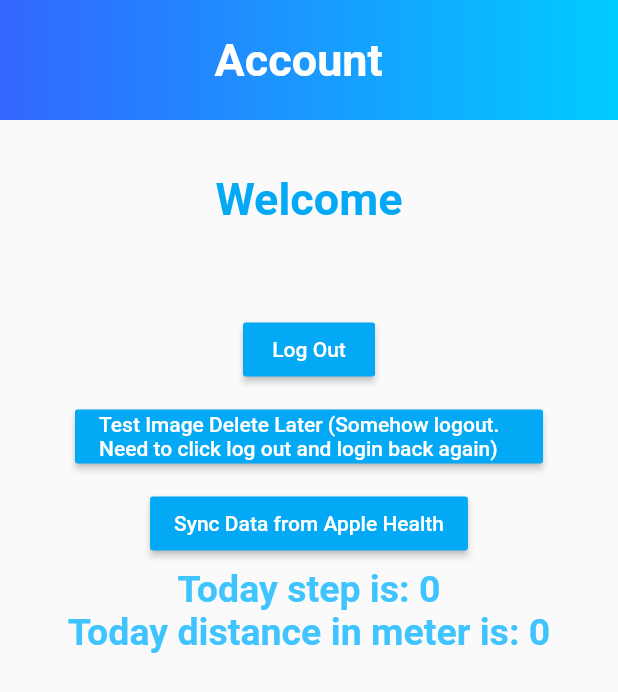
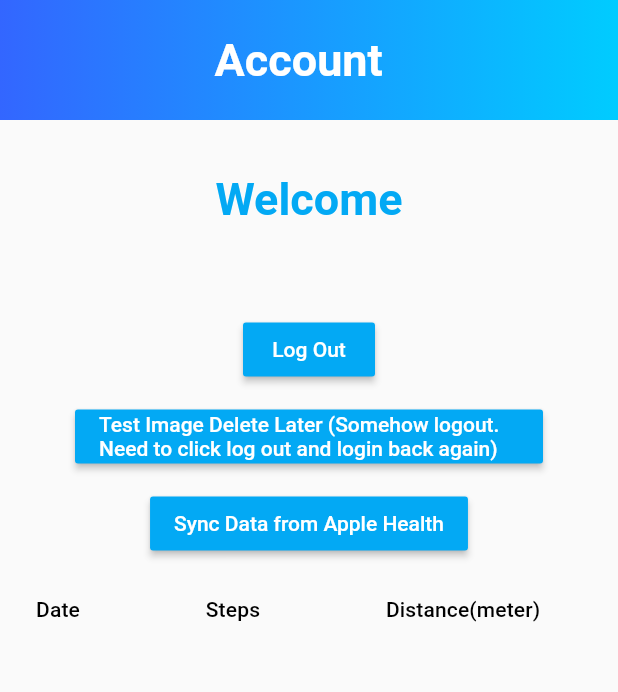
Before and after one commit to DiedInGraz/6234, a Flutter app: the Account screen opened directly, after a tap on "Sync Data from Apple Health", on a phone screen of 412 x 824 dp. Shown: the top 692 px of the screen. Run offline on Flutter 3.47's test engine with Material 2 defaults, Android fonts, the phone set to English and light mode, and no system bars; our stand-ins replace cloud_firestore, firebase_auth, firebase_core, flutter_slidable; missing offline and left inert: health; accounts and stored records are empty; Roboto replaces fonts that are missing (Poppins).

Commit message:
Sync apple health to database

```diff
--- a/lib/home/Account.dart
+++ b/lib/home/Account.dart
@@ -2,8 +2,10 @@ import 'package:flutter/material.dart';
 import 'package:cs6234/home/Toolbar.dart';
 import 'package:health/health.dart';
 import 'package:firebase_auth/firebase_auth.dart';
+import 'package:cloud_firestore/cloud_firestore.dart';
 import 'package:cs6234/auth/SignIn.dart';
 import 'package:cs6234/auth/TestImage.dart';
+import 'package:intl/intl.dart';
 
 class Account extends StatefulWidget {
   const Account({Key? key}) : super(key: key);
@@ -15,6 +17,7 @@ class Account extends StatefulWidget {
 class _AccountState extends State<Account> {
 
   final authInstance = FirebaseAuth.instance;
+  final firestoreInstance = FirebaseFirestore.instance;
   HealthFactory health = HealthFactory();
 
   List<HealthDataPoint> _healthDataList = [];
@@ -50,6 +53,10 @@ class _AccountState extends State<Account> {
         });
   }
 
+  List<DataRow> createRow = [];
+  List<DataColumn> createColumn = [];
+  bool pressSyncHealth = false;
+
   Future fetchData() async {
     final types = [
       HealthDataType.STEPS,
@@ -61,32 +68,48 @@ class _AccountState extends State<Account> {
       HealthDataAccess.READ,
     ];
 
+    createColumn = [
+      const DataColumn(label: Text('Date')),
+      const DataColumn(label: Text('Steps')),
+      const DataColumn(label: Text('Distance(meter)'))
+    ];
+    createRow = [];
+
     final now = DateTime.now();
-    final yesterday = now.subtract(Duration(days: 1));
-    final beginning = DateTime(now.year, now.month, now.day);
-
+    var startingDay = now.subtract(const Duration(days: 3));
+    final starting = DateTime(startingDay.year, startingDay.month, startingDay.day, 0, 0, 0);
+    var beginning = DateTime(now.year, now.month, now.day);
 
     bool requested = await health.requestAuthorization(types, permissions: permissions);
 
     if (requested) {
       try {
-        List<HealthDataPoint> healthData = await health.getHealthDataFromTypes(beginning, now, types);
+        List<HealthDataPoint> healthData = await health.getHealthDataFromTypes(starting, now, types);
         totalSteps = 0;
         totalDistance = 0;
         setState(() {
-          for(int i = 0; i < healthData.length; i++) {
-            if(healthData[i].typeString == "STEPS") {
-              totalSteps += healthData[i].value;
+          while(starting.isBefore(beginning)) {
+            for(int i = 0; i < healthData.length; i++) {
+              if(healthData[i].typeString == "STEPS" && healthData[i].dateFrom.isAfter(beginning) && healthData[i].dateFrom.isBefore(beginning.add(const Duration(days: 1)))) {
+                totalSteps += healthData[i].value;
+              }
+              if(healthData[i].typeString == "DISTANCE_WALKING_RUNNING" && healthData[i].dateFrom.isAfter(beginning) && healthData[i].dateFrom.isBefore(beginning.add(const Duration(days: 1)))) {
+                totalDistance += healthData[i].value;
+              }
+              totalDistance = totalDistance.roundToDouble();
             }
-            if(healthData[i].typeString == "DISTANCE_WALKING_RUNNING") {
-              totalDistance += healthData[i].value;
-            }
+            createRow.add(DataRow(cells: [
+              DataCell(Text(DateFormat("yyyy-MM-dd").format(beginning))),
+              DataCell(Text(totalSteps.toString())),
+              DataCell(Text(totalDistance.toString()))
+            ]));
+            updateHealthDatabase(beginning, totalSteps, totalDistance);
+            totalSteps = 0;
+            totalDistance = 0;
+            beginning = beginning.subtract(const Duration(days: 1));
           }
-          totalDistance = totalDistance.roundToDouble();
         });
 
-
-        //print(healthData);
         _healthDataList.addAll((healthData.length < 100)
             ? healthData
             : healthData.sublist(0, 100));
@@ -95,12 +118,32 @@ class _AccountState extends State<Account> {
       }
 
       _healthDataList = HealthFactory.removeDuplicates(_healthDataList);
-
     } else {
       print("Authorization not granted");
     }
   }
 
+  updateHealthDatabase(DateTime currentDay, num steps, num distance) {
+    firestoreInstance.collection("Health").where("username", isEqualTo: username).where("date", isEqualTo: currentDay).get().then((string) {
+      if(string.docs.isEmpty) {
+        firestoreInstance.collection("Health").add({
+          "steps" : steps,
+          "distance" : distance,
+          "username" : username,
+          "date": currentDay,
+          "submitTime" : Timestamp.now()
+        });
+      } else {
+        firestoreInstance.collection("Health").doc(string.docs[0].id).update({
+          "steps" : steps,
+          "distance" : distance,
+          "username" : username,
+          "date": currentDay,
+          "submitTime" : Timestamp.now()
+        });
+      }
+    });
+  }
 
   @override
   Widget build(BuildContext context) {
@@ -169,23 +212,32 @@ class _AccountState extends State<Account> {
                 child: const Text('Sync Data from Apple Health', style: TextStyle(color: Colors.white)),
                 onPressed: () {
                   fetchData();
+                  setState(() {
+                    pressSyncHealth = true;
+                  });
                 }
             ),
           ),
-          Text("Today step is: " + totalSteps.toString(), style: const TextStyle(
-              fontFamily: 'Poppins',
-              color: Colors.lightBlueAccent,
-              fontSize: 25.0,
-              fontWeight: FontWeight.w600
-          )),
-          Text("Today distance in meter is: " + totalDistance.toString(), style: const TextStyle(
-              fontFamily: 'Poppins',
-              color: Colors.lightBlueAccent,
-              fontSize: 25.0,
-              fontWeight: FontWeight.w600
-          )),
+          // Text("Today step is: " + totalSteps.toString(), style: const TextStyle(
+          //     fontFamily: 'Poppins',
+          //     color: Colors.lightBlueAccent,
+          //     fontSize: 25.0,
+          //     fontWeight: FontWeight.w600
+          // )),
+          // Text("Today distance in meter is: " + totalDistance.toString(), style: const TextStyle(
+          //     fontFamily: 'Poppins',
+          //     color: Colors.lightBlueAccent,
+          //     fontSize: 25.0,
+          //     fontWeight: FontWeight.w600
+          // )),
           //Expanded(child: _contentDataReady())
-
+          pressSyncHealth ? Expanded(
+            child: ListView(
+              children: [
+                DataTable(columns: createColumn, rows: createRow)
+              ],
+            )
+          ) : Container()
         ]
       )
     );
--- a/pubspec.yaml
+++ b/pubspec.yaml
@@ -40,6 +40,7 @@ dependencies:
   health: ^3.4.3
   flutter_slidable: ^1.2.0
   progress_dialog: ^1.2.4
+  intl: ^0.17.0
 
 dev_dependencies:
   flutter_test:
```
Also changed, not shown: pubspec.lock.
